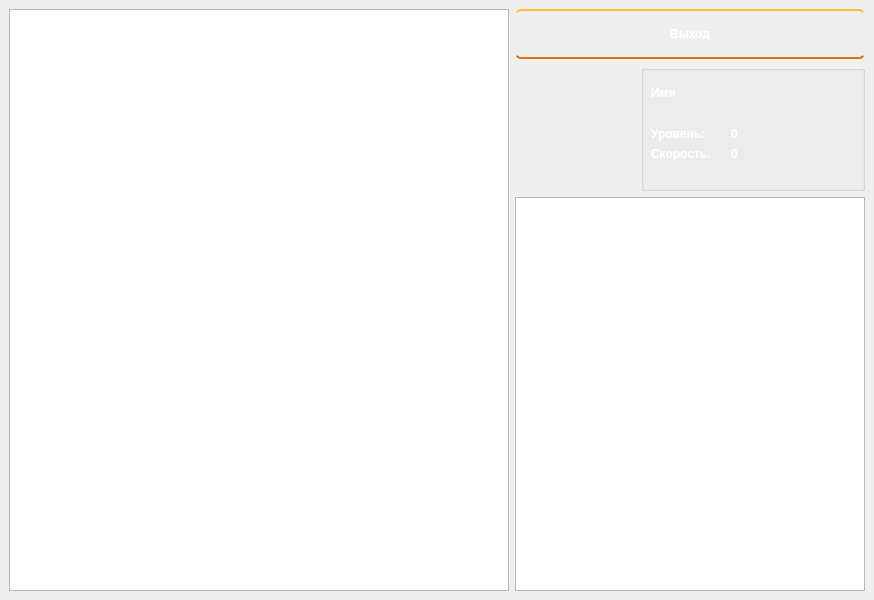
Above: RGI/gamewindow.ui from Rasseki-Studios/rasseki.game before the change. Below: the same form after it.
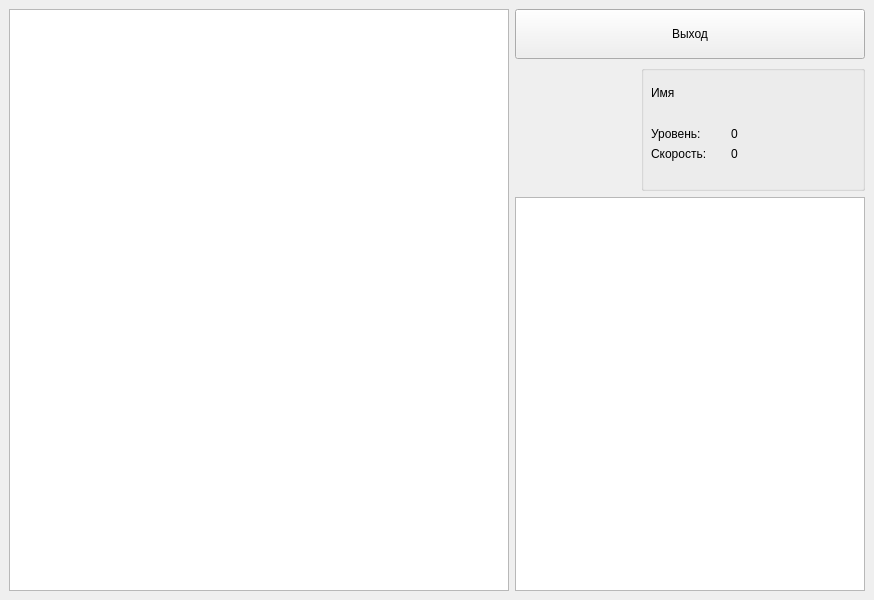
That is the form after the change. Icons and pictures are not drawn. Custom widgets are drawn as their Qt base class.

The edit to the form file:
```diff
--- a/RGI/gamewindow.ui
+++ b/RGI/gamewindow.ui
@@ -14,27 +14,7 @@
    <string>MainWindow</string>
   </property>
   <property name="styleSheet">
-   <string notr="true">QWidget {
-	color: white;
-	font-weight: bold
-}
-
-QPushButton {
-  color: white;
-  text-decoration: none;
-  padding: .5em 2em;
-  outline: none;
-  border-width: 2px 0;
-  border-style: solid none;
-  border-color: #FDBE33 #000 #D77206;
-  border-radius: 6px;
-  background: linear-gradient(#F3AE0F, #E38916) #E38916;
-}
-
-QMessageBox {
-    background-color: #CD853F;
-	background-image: url(&quot;:/resources/img/bground.png&quot;)
-}</string>
+   <string notr="true"/>
   </property>
   <widget class="QWidget" name="centralwidget">
    <layout class="QGridLayout" name="gridLayout_2">
@@ -177,7 +157,7 @@
           </rect>
          </property>
          <property name="styleSheet">
-          <string notr="true">text-align: center</string>
+          <string notr="true"/>
          </property>
          <property name="text">
           <string>&lt;html&gt;&lt;head/&gt;&lt;body&gt;&lt;p&gt;Имя&lt;/p&gt;&lt;/body&gt;&lt;/html&gt;</string>
```
Left out of the diff: 6 changed lines with no effect on the pictures.
